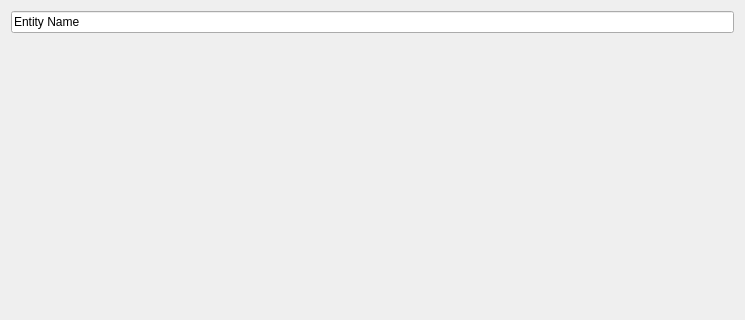
Qt form SuSto-Engine-QT/inspector.ui (SimonStoyanov/SuSto-Engine-QT) before a commit; both pictures show x 0 to 745 and y 0 to 320 of the 745 by 579 pixel window.
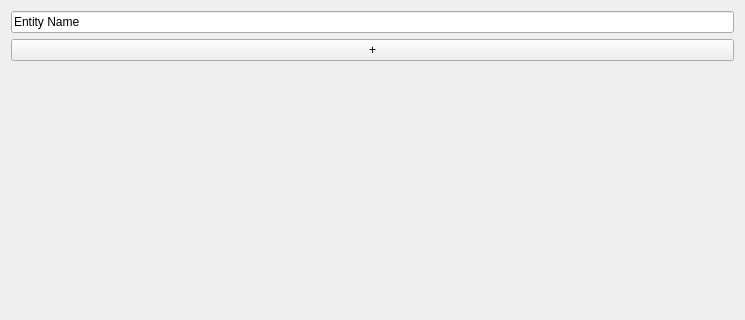
The same form after that commit.

```diff
--- a/SuSto-Engine-QT/inspector.ui
+++ b/SuSto-Engine-QT/inspector.ui
@@ -21,6 +21,13 @@
      </property>
     </widget>
    </item>
+   <item>
+    <widget class="QPushButton" name="pushButton">
+     <property name="text">
+      <string>+</string>
+     </property>
+    </widget>
+   </item>
    <item>
     <spacer name="verticalSpacer">
      <property name="orientation">
```
